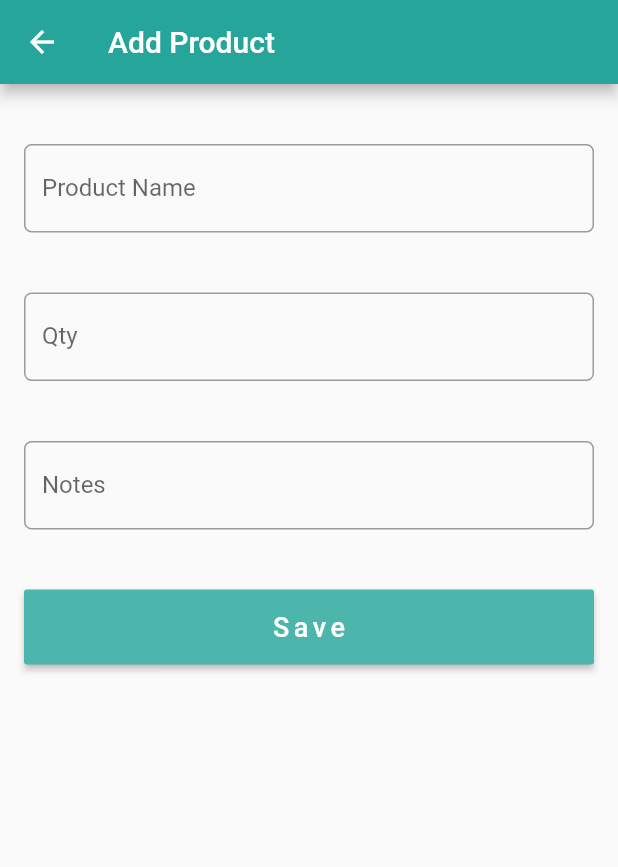
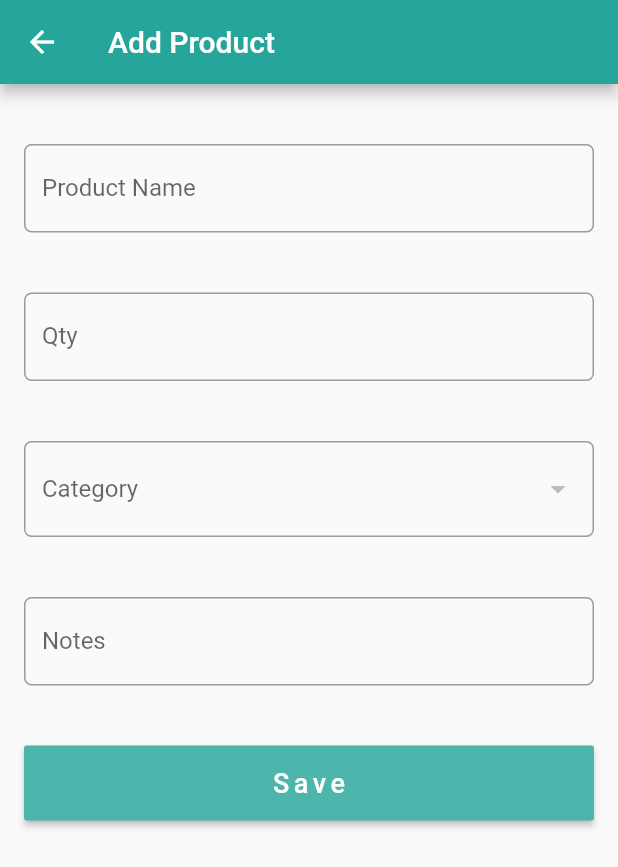
Before and after one commit to tsaniarisqi/polinema_mobile_UAS, a Flutter app: the AddProductPage screen opened directly, on a phone screen of 412 x 824 dp. Shown: the top 867 px of the screen. Run offline on Flutter 3.47's test engine with Material 2 defaults, Android fonts, the phone set to English and light mode, and no system bars; our stand-ins replace cloud_firestore, firebase_auth, firebase_core, google_sign_in; accounts and stored records are empty; network calls fail.

Commit message:
menambahkan dropdown category

```diff
--- a/lib/database/product.dart
+++ b/lib/database/product.dart
@@ -8,6 +8,7 @@ class Product {
   static String userUid;
 
   static Future<void> addProduct({
+    String categoryName,
     String productName,
     int qty,
     String notes,
@@ -16,6 +17,7 @@ class Product {
         _mainCollection.doc(userUid).collection('product').doc();
 
     Map<String, dynamic> data = <String, dynamic>{
+      "categoryName": categoryName,
       "productName": productName,
       "qty": qty,
       "notes": notes,
@@ -28,6 +30,7 @@ class Product {
   }
 
   static Future<void> updateProduct({
+    String categoryName,
     String productName,
     int qty,
     String notes,
@@ -37,6 +40,7 @@ class Product {
         _mainCollection.doc(userUid).collection('product').doc(docId);
 
     Map<String, dynamic> data = <String, dynamic>{
+      "categoryName": categoryName,
       "productName": productName,
       "qty": qty,
       "notes": notes,
--- a/lib/widgets/add_product_form.dart
+++ b/lib/widgets/add_product_form.dart
@@ -1,12 +1,17 @@
+import 'package:cloud_firestore/cloud_firestore.dart';
+import 'package:flutter/foundation.dart';
 import 'package:flutter/material.dart';
 import 'package:shopping_list/database/product.dart';
+import 'package:shopping_list/database/category.dart';
 
 class AddProductForm extends StatefulWidget {
+  final FocusNode categoryNameFocusNode;
   final FocusNode productNameFocusNode;
   final FocusNode qtyFocusNode;
   final FocusNode notesFocusNode;
 
   const AddProductForm({
+    this.categoryNameFocusNode,
     this.productNameFocusNode,
     this.qtyFocusNode,
     this.notesFocusNode,
@@ -18,6 +23,7 @@ class AddProductForm extends StatefulWidget {
 
 class _AddProductFormState extends State<AddProductForm> {
   final _addProductFormKey = GlobalKey<FormState>();
+  var selectedCategory;
 
   final TextEditingController _productNameController = TextEditingController();
   final TextEditingController _qtyController = TextEditingController();
@@ -70,6 +76,53 @@ class _AddProductFormState extends State<AddProductForm> {
               },
             ),
           ),
+          StreamBuilder<QuerySnapshot>(
+            stream: Categories.readCategories(),
+            builder: (context, snapshot) {
+              if (!snapshot.hasData)
+                const Text("Loading.....");
+              else {
+                List<DropdownMenuItem> categoryItems = [];
+                for (int i = 0; i < snapshot.data.docs.length; i++) {
+                  DocumentSnapshot snap = snapshot.data.docs[i];
+                  categoryItems.add(
+                    DropdownMenuItem(
+                      child: Text(
+                        snap.get("categoryName"),
+                      ),
+                      value: "${snap.get("categoryName")}",
+                    ),
+                  );
+                }
+                return Padding(
+                  padding: EdgeInsets.only(top: 20.0, bottom: 20.0),
+                  child: DropdownButtonFormField(
+                    decoration: InputDecoration(
+                      labelText: 'Category',
+                      border: OutlineInputBorder(
+                        borderRadius: BorderRadius.circular(5.0),
+                      ),
+                    ),
+                    focusNode: widget.categoryNameFocusNode,
+                    items: categoryItems,
+                    onChanged: (categoryValue) {
+                      setState(() {
+                        selectedCategory = categoryValue;
+                      });
+                    },
+                    value: selectedCategory,
+                  ),
+                );
+              }
+              return Center(
+                child: CircularProgressIndicator(
+                  valueColor: AlwaysStoppedAnimation<Color>(
+                    Colors.black,
+                  ),
+                ),
+              );
+            },
+          ),
           Padding(
             padding: EdgeInsets.only(top: 20.0, bottom: 20.0),
             child: TextFormField(
@@ -104,6 +157,7 @@ class _AddProductFormState extends State<AddProductForm> {
                 ),
                 onPressed: () async {
                   await Product.addProduct(
+                      categoryName: selectedCategory,
                       productName: _productNameController.text,
                       qty: int.tryParse(_qtyController.text),
                       notes: _notesController.text);
```
Also changed, not shown: lib/widgets/edit_product_from.dart (+61 -3 lines).
